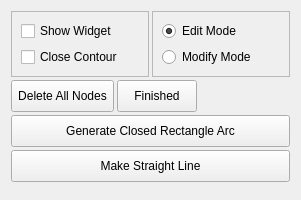
Above: smtk/extension/paraview/widgets/qtArcWidget.ui from Kitware/SMTK before the change. Below: the same form after it.
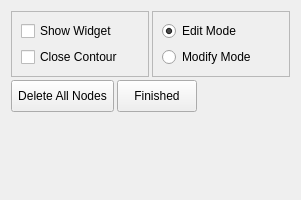
That is the form after the change. Icons and pictures are not drawn.

Commit message:
ENH: Remove make straight and rectangle options to Polygon Edge Editing
These were old options from V3 and are no longer needed.

Closes: #109

Diff of the .ui file:
```diff
--- a/smtk/extension/paraview/widgets/qtArcWidget.ui
+++ b/smtk/extension/paraview/widgets/qtArcWidget.ui
@@ -165,38 +165,6 @@
      </item>
     </layout>
    </item>
-   <item>
-    <widget class="QPushButton" name="buttonRectArc">
-     <property name="sizePolicy">
-      <sizepolicy hsizetype="Minimum" vsizetype="Fixed">
-       <horstretch>0</horstretch>
-       <verstretch>0</verstretch>
-      </sizepolicy>
-     </property>
-     <property name="minimumSize">
-      <size>
-       <width>0</width>
-       <height>32</height>
-      </size>
-     </property>
-     <property name="text">
-      <string>Generate Closed Rectangle Arc</string>
-     </property>
-    </widget>
-   </item>
-   <item>
-    <widget class="QPushButton" name="ArcStraightenButton">
-     <property name="minimumSize">
-      <size>
-       <width>0</width>
-       <height>32</height>
-      </size>
-     </property>
-     <property name="text">
-      <string>Make Straight Line</string>
-     </property>
-    </widget>
-   </item>
    <item>
     <spacer name="verticalSpacer">
      <property name="orientation">
```
The commit also changes 5 other files.
